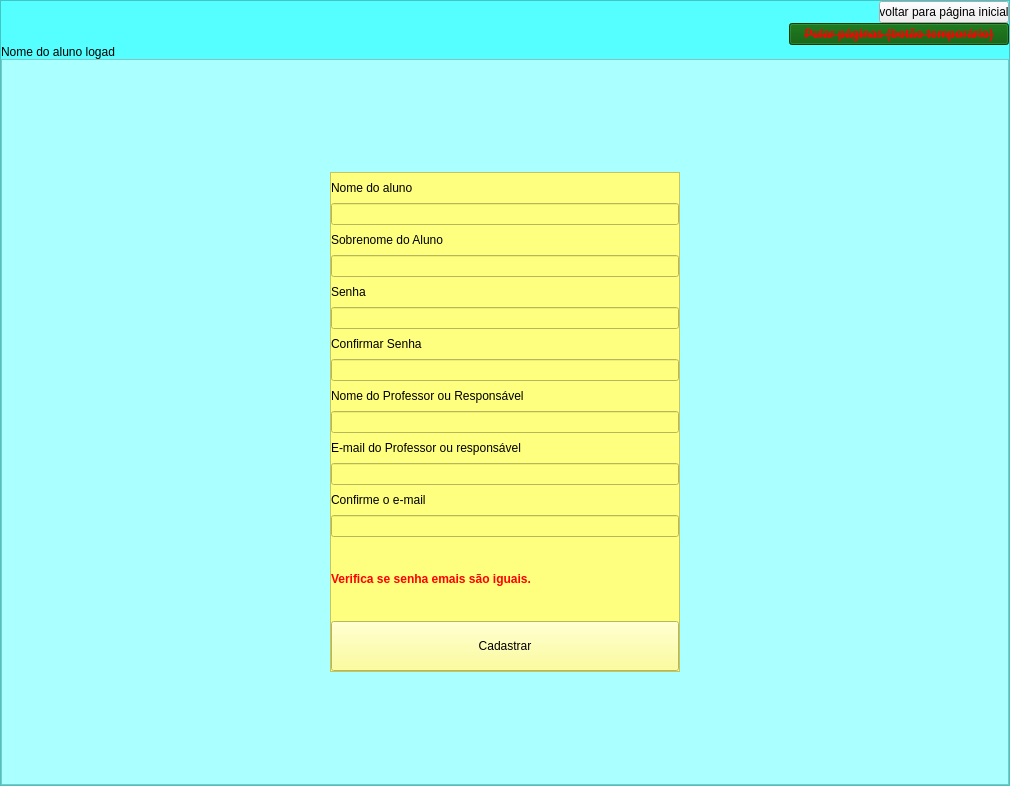
Old version of the form App/Desenvolvimento/src/main/python/mainUi.ui in the repository wesleyrodrigues/TCC.
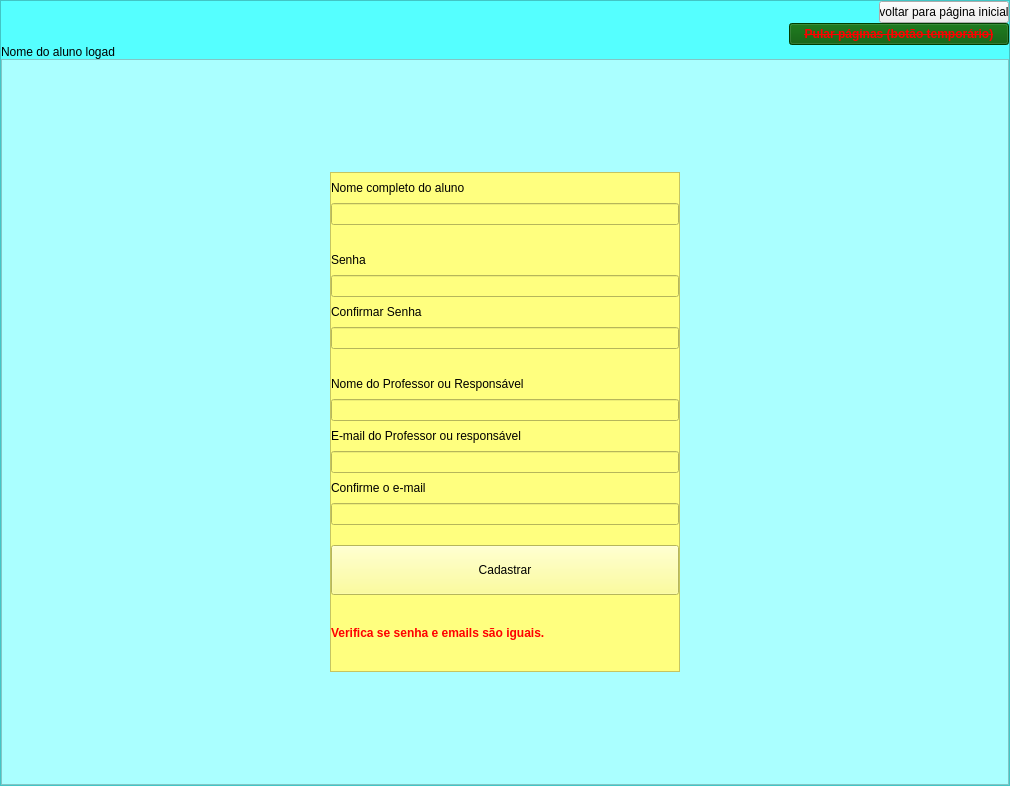
New version of the form. The open tabs and pages were chosen to show the change. Icons and pictures are not drawn.

What changed in the file:
```diff
--- a/App/Desenvolvimento/src/main/python/mainUi.ui
+++ b/App/Desenvolvimento/src/main/python/mainUi.ui
@@ -746,7 +746,7 @@
                     <string notr="true"/>
                    </property>
                    <property name="text">
-                    <string>Nome do aluno</string>
+                    <string>Nome completo do aluno</string>
                    </property>
                   </widget>
                  </item>
@@ -761,22 +761,21 @@
                   <widget class="QLabel" name="label_3">
                    <property name="maximumSize">
                     <size>
-                     <width>350</width>
-                     <height>30</height>
+                     <width>16777215</width>
+                     <height>20</height>
                     </size>
                    </property>
+                   <property name="font">
+                    <font>
+                     <weight>75</weight>
+                     <bold>true</bold>
+                    </font>
+                   </property>
                    <property name="styleSheet">
-                    <string notr="true"/>
+                    <string notr="true">color: rgb(255, 0, 0)</string>
                    </property>
                    <property name="text">
-                    <string>Sobrenome do Aluno</string>
-                   </property>
-                  </widget>
-                 </item>
-                 <item>
-                  <widget class="QLineEdit" name="input_sobrenome">
-                   <property name="inputMethodHints">
-                    <set>Qt::ImhLatinOnly</set>
+                    <string/>
                    </property>
                   </widget>
                  </item>
@@ -799,7 +798,10 @@
                  <item>
                   <widget class="QLineEdit" name="input_senha">
                    <property name="inputMethodHints">
-                    <set>Qt::ImhLatinOnly</set>
+                    <set>Qt::ImhHiddenText|Qt::ImhLatinOnly|Qt::ImhNoAutoUppercase|Qt::ImhNoPredictiveText|Qt::ImhSensitiveData</set>
+                   </property>
+                   <property name="echoMode">
+                    <enum>QLineEdit::Password</enum>
                    </property>
                   </widget>
                  </item>
@@ -822,7 +824,29 @@
                  <item>
                   <widget class="QLineEdit" name="input_conf_senha">
                    <property name="inputMethodHints">
-                    <set>Qt::ImhLatinOnly</set>
+                    <set>Qt::ImhHiddenText|Qt::ImhLatinOnly|Qt::ImhNoAutoUppercase|Qt::ImhNoPredictiveText|Qt::ImhSensitiveData</set>
+                   </property>
+                   <property name="echoMode">
+                    <enum>QLineEdit::Password</enum>
+                   </property>
+                   <property name="clearButtonEnabled">
+                    <bool>false</bool>
+                   </property>
+                  </widget>
+                 </item>
+                 <item>
+                  <widget class="QLabel" name="lverifica_senha">
+                   <property name="maximumSize">
+                    <size>
+                     <width>16777215</width>
+                     <height>20</height>
+                    </size>
+                   </property>
+                   <property name="styleSheet">
+                    <string notr="true">color: rgb(255, 0, 0)</string>
+                   </property>
+                   <property name="text">
+                    <string/>
                    </property>
                   </widget>
                  </item>
@@ -896,19 +920,18 @@
                   </widget>
                  </item>
                  <item>
-                  <widget class="QLabel" name="lverifica_senha_email">
-                   <property name="font">
-                    <font>
-                     <weight>75</weight>
-                     <bold>true</bold>
-                     <stylestrategy>PreferDefault</stylestrategy>
-                    </font>
+                  <widget class="QLabel" name="lverifica_email">
+                   <property name="maximumSize">
+                    <size>
+                     <width>16777215</width>
+                     <height>20</height>
+                    </size>
                    </property>
                    <property name="styleSheet">
                     <string notr="true">color: rgb(255, 0, 0)</string>
                    </property>
                    <property name="text">
-                    <string>Verifica se senha emais são iguais.</string>
+                    <string/>
                    </property>
                   </widget>
                  </item>
@@ -925,6 +948,41 @@
                    </property>
                   </widget>
                  </item>
+                 <item>
+                  <widget class="QLabel" name="lcampos">
+                   <property name="maximumSize">
+                    <size>
+                     <width>16777215</width>
+                     <height>100</height>
+                    </size>
+                   </property>
+                   <property name="font">
+                    <font>
+                     <weight>75</weight>
+                     <bold>true</bold>
+                     <stylestrategy>PreferDefault</stylestrategy>
+                    </font>
+                   </property>
+                   <property name="styleSheet">
+                    <string notr="true">color: rgb(255, 0, 0)</string>
+                   </property>
+                   <property name="inputMethodHints">
+                    <set>Qt::ImhSensitiveData</set>
+                   </property>
+                   <property name="frameShape">
+                    <enum>QFrame::NoFrame</enum>
+                   </property>
+                   <property name="frameShadow">
+                    <enum>QFrame::Plain</enum>
+                   </property>
+                   <property name="text">
+                    <string>Verifica se senha e emails são iguais.</string>
+                   </property>
+                   <property name="scaledContents">
+                    <bool>true</bool>
+                   </property>
+                  </widget>
+                 </item>
                 </layout>
                </widget>
               </item>
```
Left out of the diff: 26 changed lines with no effect on the pictures.
